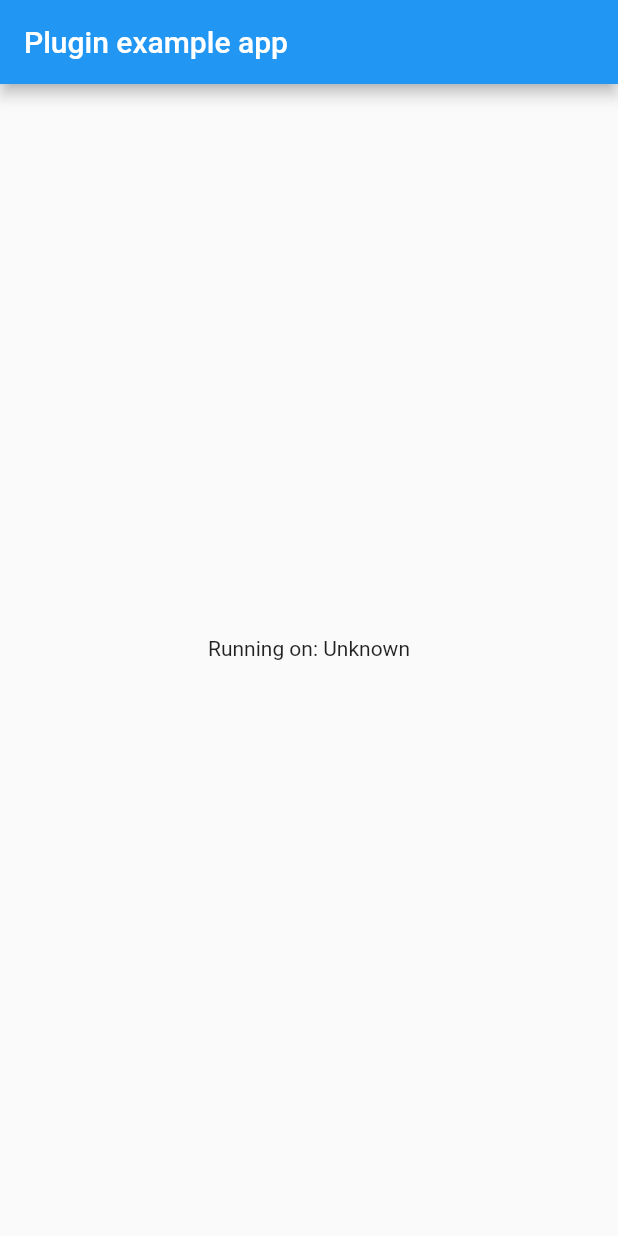
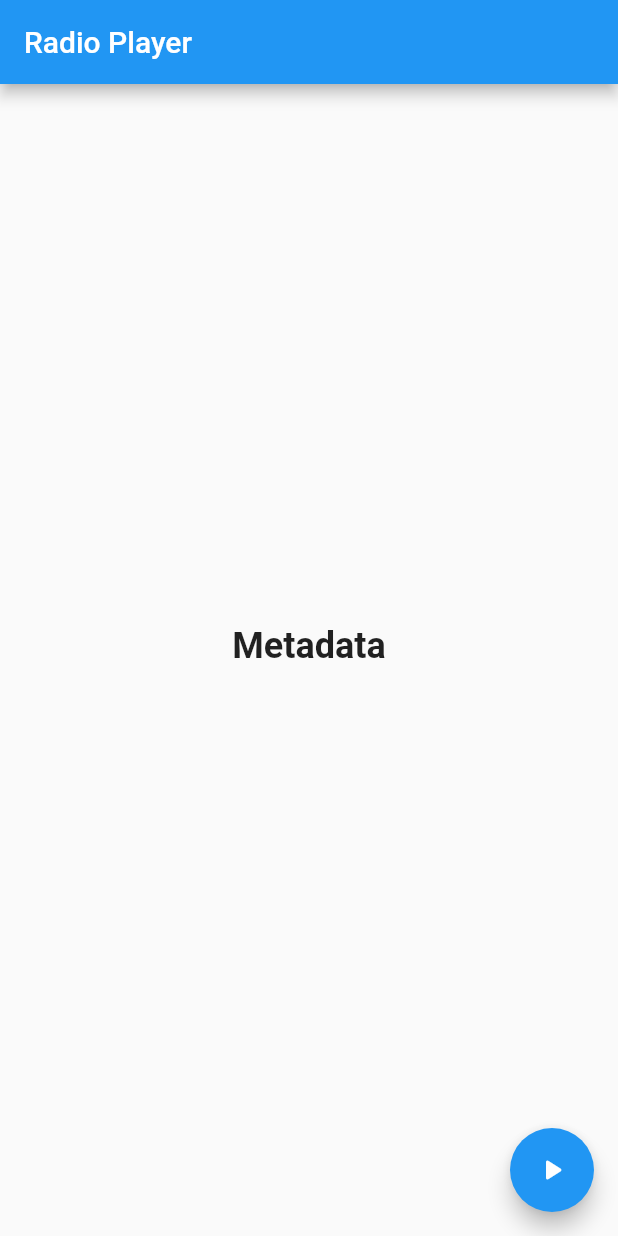
Before and after one commit to jithinmts/radio_player, a Flutter app: the screen it shows after launch, on a phone screen of 412 x 824 dp. Run offline on Flutter 3.47's test engine with Material 2 defaults, Android fonts, the phone set to English and light mode, and no system bars.

Commit message:
Add example.

```diff
--- a/example/lib/main.dart
+++ b/example/lib/main.dart
@@ -1,7 +1,4 @@
 import 'package:flutter/material.dart';
-import 'dart:async';
-
-import 'package:flutter/services.dart';
 import 'package:radio_player/radio_player.dart';
 
 void main() {
@@ -14,31 +11,29 @@ class MyApp extends StatefulWidget {
 }
 
 class _MyAppState extends State<MyApp> {
-  String _platformVersion = 'Unknown';
+  RadioPlayer _radioPlayer = RadioPlayer();
+  bool isPlaying = false;
+  List<String>? metadata;
 
   @override
   void initState() {
     super.initState();
-    initPlatformState();
+    initRadioPlayer();
   }
 
-  // Platform messages are asynchronous, so we initialize in an async method.
-  Future<void> initPlatformState() async {
-    String platformVersion;
-    // Platform messages may fail, so we use a try/catch PlatformException.
-    try {
-      //platformVersion = await RadioPlayer.platformVersion;
-    } on PlatformException {
-      platformVersion = 'Failed to get platform version.';
-    }
+  void initRadioPlayer() {
+    _radioPlayer.init('Radio Player', 'https://myradio24.org/2288.m3u');
 
-    // If the widget was removed from the tree while the asynchronous platform
-    // message was in flight, we want to discard the reply rather than calling
-    // setState to update our non-existent appearance.
-    if (!mounted) return;
+    _radioPlayer.stateStream.listen((value) {
+      setState(() {
+        isPlaying = value;
+      });
+    });
 
-    setState(() {
-//      _platformVersion = platformVersion;
+    _radioPlayer.metadataStream.listen((value) {
+      setState(() {
+        metadata = value;
+      });
     });
   }
 
@@ -47,10 +42,35 @@ class _MyAppState extends State<MyApp> {
     return MaterialApp(
       home: Scaffold(
         appBar: AppBar(
-          title: const Text('Plugin example app'),
+          title: const Text('Radio Player'),
         ),
         body: Center(
-          child: Text('Running on: $_platformVersion\n'),
+          child: Column(
+            mainAxisAlignment: MainAxisAlignment.center,
+            children: <Widget>[
+              Text(
+                metadata?[0] ?? 'Metadata',
+                softWrap: false,
+                overflow: TextOverflow.fade,
+                style: TextStyle(fontWeight: FontWeight.bold, fontSize: 24),
+              ),
+              Text(
+                metadata?[1] ?? '',
+                softWrap: false,
+                overflow: TextOverflow.fade,
+                style: TextStyle(fontWeight: FontWeight.bold, fontSize: 16),
+              ),
+            ],
+          ),
+        ),
+        floatingActionButton: FloatingActionButton(
+          onPressed: () {
+            isPlaying ? _radioPlayer.pause() : _radioPlayer.play();
+          },
+          tooltip: 'Increment',
+          child: Icon(
+            isPlaying ? Icons.pause_rounded : Icons.play_arrow_rounded,
+          ),
         ),
       ),
     );
--- a/example/pubspec.yaml
+++ b/example/pubspec.yaml
@@ -6,7 +6,7 @@ description: Demonstrates how to use the radio_player plugin.
 publish_to: 'none' # Remove this line if you wish to publish to pub.dev
 
 environment:
-  sdk: ">=2.7.0 <3.0.0"
+  sdk: ">=2.12.0-0 <3.0.0"
 
 dependencies:
   flutter:
```
Also changed, not shown: 6 other files.
